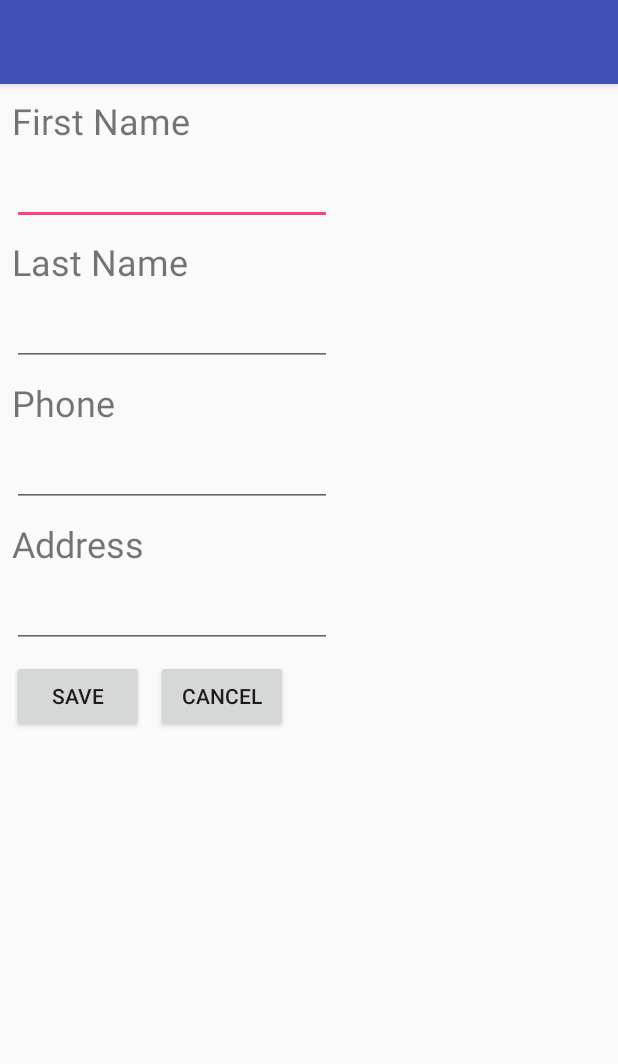
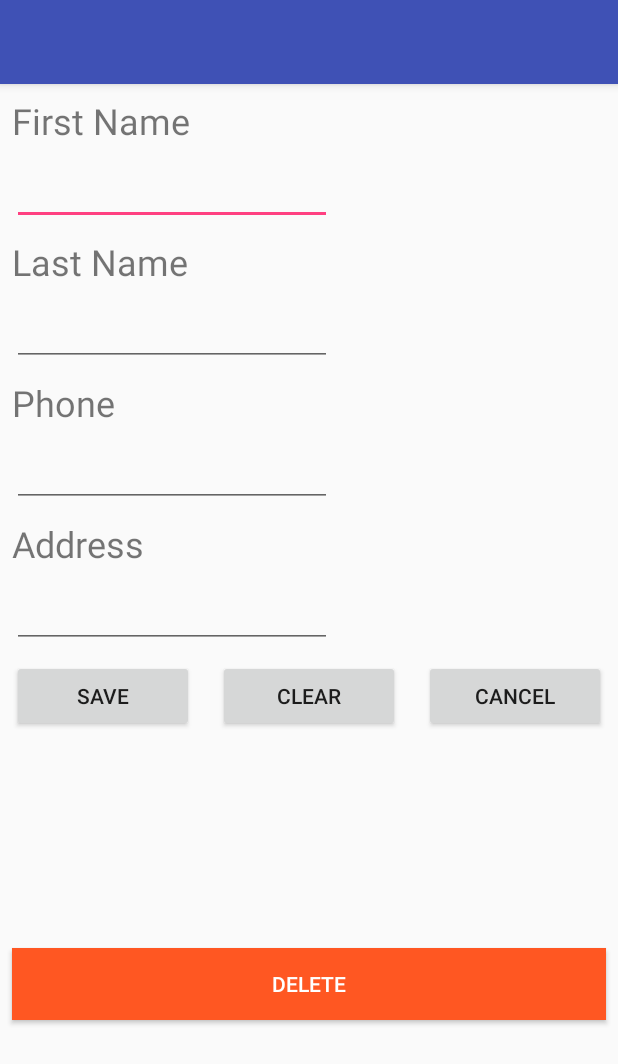
Before and after one commit to andybowar/contacts, an Android app: the ContactEdit screen opened directly, with no data from a screen before it, on a phone screen of 412 x 824 dp. Shown: the top 1064 px of the screen. Run offline under Robolectric (Android 15) with nearby library versions, the phone set to English and light mode, and no system bars.

Commit message:
Added more functionality to ContactEdit page - delete, cancel, clear form. Added 'Call' button to ContactDetail page

```diff
--- a/app/src/main/AndroidManifest.xml
+++ b/app/src/main/AndroidManifest.xml
@@ -1,6 +1,9 @@
 <?xml version="1.0" encoding="utf-8"?>
 <manifest xmlns:android="http://schemas.android.com/apk/res/android"
     package="com.example.andy.contacts">
+
+    <uses-permission android:name="android.permission.CALL_PHONE" />
+
 
     <application
         android:allowBackup="true"
--- a/app/src/main/res/layout/content_contact_edit.xml
+++ b/app/src/main/res/layout/content_contact_edit.xml
@@ -104,25 +104,59 @@
 
     <Button
         android:id="@+id/saveEdit"
-        android:layout_width="wrap_content"
+        android:layout_width="0dp"
         android:layout_height="wrap_content"
+        android:layout_marginEnd="8dp"
         android:layout_marginStart="8dp"
         android:layout_marginTop="8dp"
         android:onClick="saveContact"
         android:text="@string/save"
+        app:layout_constraintEnd_toStartOf="@+id/clearForm"
         app:layout_constraintStart_toStartOf="parent"
         app:layout_constraintTop_toBottomOf="@+id/editAddress" />
 
     <Button
-        android:id="@+id/cancelEdit"
-        android:layout_width="wrap_content"
+        android:id="@+id/clearForm"
+        android:layout_width="0dp"
         android:layout_height="wrap_content"
+        android:layout_marginEnd="8dp"
+        android:layout_marginStart="8dp"
+        android:layout_marginTop="8dp"
+        android:onClick="clearForm"
+        android:text="Clear"
+        app:layout_constraintEnd_toStartOf="@+id/button2"
+        app:layout_constraintStart_toEndOf="@+id/saveEdit"
+        app:layout_constraintTop_toBottomOf="@+id/editAddress" />
+
+    <Button
+        android:id="@+id/button2"
+        android:layout_width="0dp"
+        android:layout_height="wrap_content"
+        android:layout_marginEnd="8dp"
         android:layout_marginStart="8dp"
         android:layout_marginTop="8dp"
         android:onClick="cancelContact"
-        android:text="@string/cancel"
-        app:layout_constraintStart_toEndOf="@+id/saveEdit"
+        android:text="Cancel"
+        app:layout_constraintEnd_toEndOf="parent"
+        app:layout_constraintStart_toEndOf="@+id/clearForm"
         app:layout_constraintTop_toBottomOf="@+id/editAddress" />
+
+    <Button
+        android:id="@+id/deleteContact"
+        android:layout_width="0dp"
+        android:layout_height="wrap_content"
+        android:layout_marginBottom="8dp"
+        android:layout_marginEnd="8dp"
+        android:layout_marginStart="8dp"
+        android:layout_marginTop="8dp"
+        android:background="?attr/colorError"
+        android:onClick="deleteContact"
+        android:text="Delete"
+        android:textColor="@android:color/background_light"
+        app:layout_constraintBottom_toBottomOf="parent"
+        app:layout_constraintEnd_toEndOf="parent"
+        app:layout_constraintStart_toStartOf="parent"
+        app:layout_constraintTop_toBottomOf="@+id/clearForm" />
 
 
 </android.support.constraint.ConstraintLayout>
--- a/app/src/main/res/values/strings.xml
+++ b/app/src/main/res/values/strings.xml
@@ -11,4 +11,7 @@
     <string name="address">Address</string>
     <string name="edit">Edit</string>
     <string name="phone">Phone</string>
+    <string name="clear" />
+    <string name="cancelContact" />
+    <string name="delete" />
 </resources>
```
Also changed, not shown: app/src/main/java/com/example/andy/contacts/ContactDetail.java (+8 -2 lines), app/src/main/java/com/example/andy/contacts/ContactEdit.java (+17 -2 lines), app/src/main/res/layout/activity_contact_detail.xml (+41 -13 lines).
